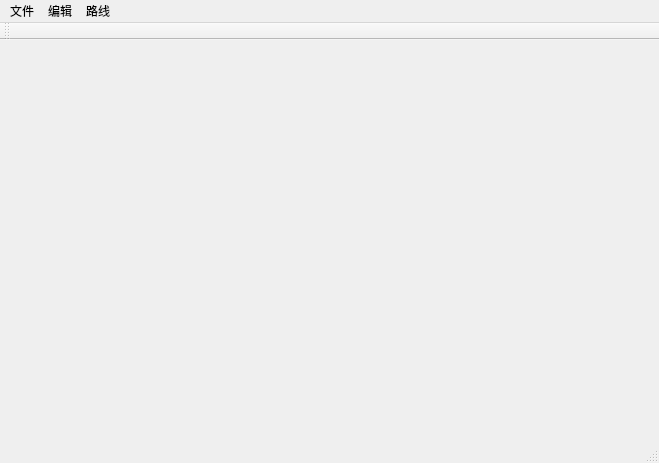
Qt form mainwindow.ui (seasonsfx/PRGen) before a commit.
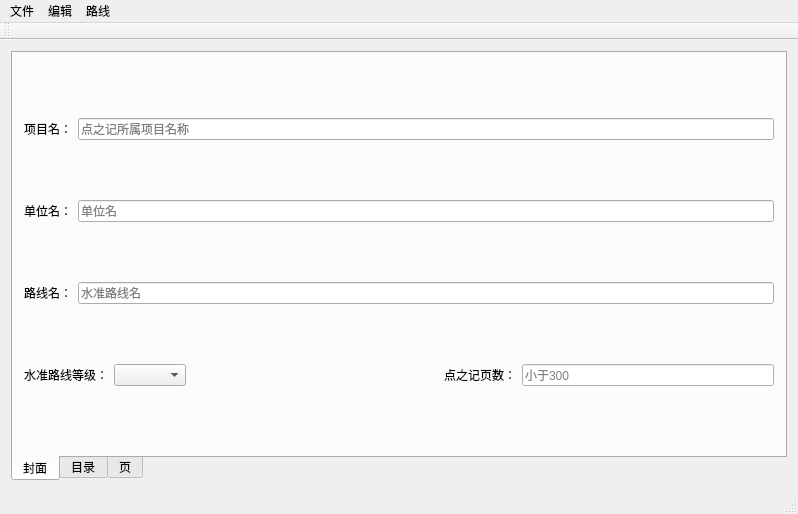
The same form after that commit. Icons and pictures are not drawn.

Commit message: designed cover tab Signed-off-by: LimingFu <seasonsfx@gmail.com>

What changed in the file:
```diff
--- a/mainwindow.ui
+++ b/mainwindow.ui
@@ -6,20 +6,204 @@
    <rect>
     <x>0</x>
     <y>0</y>
-    <width>659</width>
-    <height>463</height>
+    <width>798</width>
+    <height>514</height>
    </rect>
   </property>
   <property name="windowTitle">
    <string>点之记生成</string>
   </property>
-  <widget class="QWidget" name="centralWidget"/>
+  <widget class="QWidget" name="centralWidget">
+   <layout class="QHBoxLayout" name="horizontalLayout">
+    <item>
+     <layout class="QVBoxLayout" name="verticalLayout">
+      <property name="sizeConstraint">
+       <enum>QLayout::SetMaximumSize</enum>
+      </property>
+      <item>
+       <widget class="QTabWidget" name="tabWidgetPR">
+        <property name="tabPosition">
+         <enum>QTabWidget::South</enum>
+        </property>
+        <property name="tabShape">
+         <enum>QTabWidget::Rounded</enum>
+        </property>
+        <property name="currentIndex">
+         <number>0</number>
+        </property>
+        <property name="elideMode">
+         <enum>Qt::ElideNone</enum>
+        </property>
+        <property name="movable">
+         <bool>true</bool>
+        </property>
+        <widget class="QWidget" name="tabCover">
+         <attribute name="title">
+          <string>封面</string>
+         </attribute>
+         <layout class="QHBoxLayout" name="horizontalLayout_6">
+          <item>
+           <layout class="QVBoxLayout" name="verticalLayout_2">
+            <item>
+             <layout class="QHBoxLayout" name="horizontalLayout_2">
+              <item>
+               <widget class="QLabel" name="labelProjName">
+                <property name="sizePolicy">
+                 <sizepolicy hsizetype="Maximum" vsizetype="Preferred">
+                  <horstretch>0</horstretch>
+                  <verstretch>0</verstretch>
+                 </sizepolicy>
+                </property>
+                <property name="maximumSize">
+                 <size>
+                  <width>90</width>
+                  <height>16777215</height>
+                 </size>
+                </property>
+                <property name="text">
+                 <string>项目名：</string>
+                </property>
+                <property name="buddy">
+                 <cstring>lineEditProjName</cstring>
+                </property>
+               </widget>
+              </item>
+              <item>
+               <widget class="QLineEdit" name="lineEditProjName">
+                <property name="placeholderText">
+                 <string>点之记所属项目名称</string>
+                </property>
+               </widget>
+              </item>
+             </layout>
+            </item>
+            <item>
+             <layout class="QHBoxLayout" name="horizontalLayout_5">
+              <item>
+               <widget class="QLabel" name="labelCompanyName">
+                <property name="text">
+                 <string>单位名：</string>
+                </property>
+                <property name="buddy">
+                 <cstring>lineEditCompanyName</cstring>
+                </property>
+               </widget>
+              </item>
+              <item>
+               <widget class="QLineEdit" name="lineEditCompanyName">
+                <property name="placeholderText">
+                 <string>单位名</string>
+                </property>
+               </widget>
+              </item>
+             </layout>
+            </item>
+            <item>
+             <layout class="QHBoxLayout" name="horizontalLayout_3">
+              <item>
+               <widget class="QLabel" name="labelLineName">
+                <property name="text">
+                 <string>路线名：</string>
+                </property>
+                <property name="buddy">
+                 <cstring>lineEditLineName</cstring>
+                </property>
+               </widget>
+              </item>
+              <item>
+               <widget class="QLineEdit" name="lineEditLineName">
+                <property name="placeholderText">
+                 <string>水准路线名</string>
+                </property>
+               </widget>
+              </item>
+             </layout>
+            </item>
+            <item>
+             <layout class="QHBoxLayout" name="horizontalLayout_4">
+              <item>
+               <widget class="QLabel" name="labelLineGrade">
+                <property name="sizePolicy">
+                 <sizepolicy hsizetype="Maximum" vsizetype="Preferred">
+                  <horstretch>0</horstretch>
+                  <verstretch>0</verstretch>
+                 </sizepolicy>
+                </property>
+                <property name="maximumSize">
+                 <size>
+                  <width>90</width>
+                  <height>16777215</height>
+                 </size>
+                </property>
+                <property name="text">
+                 <string>水准路线等级：</string>
+                </property>
+                <property name="buddy">
+                 <cstring>comboBoxLineGrade</cstring>
+                </property>
+               </widget>
+              </item>
+              <item>
+               <widget class="QComboBox" name="comboBoxLineGrade"/>
+              </item>
+              <item>
+               <spacer name="horizontalSpacer">
+                <property name="orientation">
+                 <enum>Qt::Horizontal</enum>
+                </property>
+                <property name="sizeHint" stdset="0">
+                 <size>
+                  <width>40</width>
+                  <height>20</height>
+                 </size>
+                </property>
+               </spacer>
+              </item>
+              <item>
+               <widget class="QLabel" name="labelTotalPoints">
+                <property name="text">
+                 <string>点之记页数：</string>
+                </property>
+                <property name="buddy">
+                 <cstring>lineEditTotalPoints</cstring>
+                </property>
+               </widget>
+              </item>
+              <item>
+               <widget class="QLineEdit" name="lineEditTotalPoints">
+                <property name="placeholderText">
+                 <string>小于300</string>
+                </property>
+               </widget>
+              </item>
+             </layout>
+            </item>
+           </layout>
+          </item>
+         </layout>
+        </widget>
+        <widget class="QWidget" name="tabIndex">
+         <attribute name="title">
+          <string>目录</string>
+         </attribute>
+        </widget>
+        <widget class="QWidget" name="tabPR1">
+         <attribute name="title">
+          <string>页</string>
+         </attribute>
+        </widget>
+       </widget>
+      </item>
+     </layout>
+    </item>
+   </layout>
+  </widget>
   <widget class="QMenuBar" name="menuBar">
    <property name="geometry">
     <rect>
      <x>0</x>
      <y>0</y>
-     <width>659</width>
+     <width>798</width>
      <height>23</height>
     </rect>
    </property>
```
Left out of the diff: 9 changed lines with no effect on the pictures. The commit also changes 2 other files.
